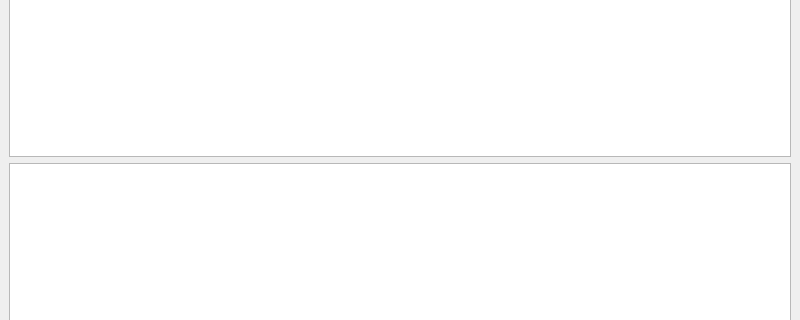
First picture: the form in src/mainwindow.ui, repository giosali/rafiki, before the edit; both pictures show x 0 to 800 and y 129 to 449 of the 800 by 600 pixel window.
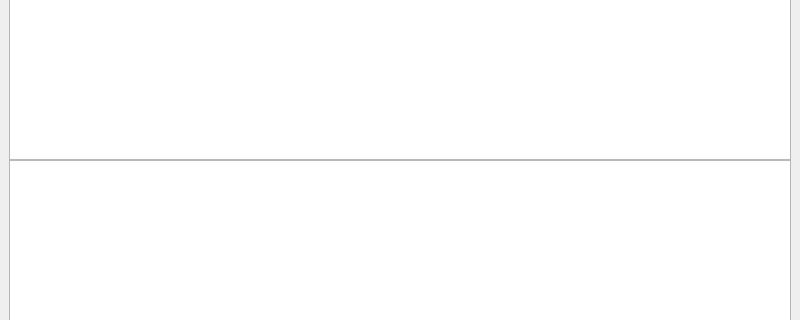
Second picture: the form after the edit.

Commit message: Remove spacing in vertical layout

Patch:
```diff
--- a/src/mainwindow.ui
+++ b/src/mainwindow.ui
@@ -17,6 +17,9 @@
    <layout class="QGridLayout" name="gridLayout">
     <item row="0" column="0">
      <layout class="QVBoxLayout" name="verticalLayout">
+      <property name="spacing">
+       <number>0</number>
+      </property>
       <item>
        <widget class="QPlainTextEdit" name="plainTextEdit"/>
       </item>
```
